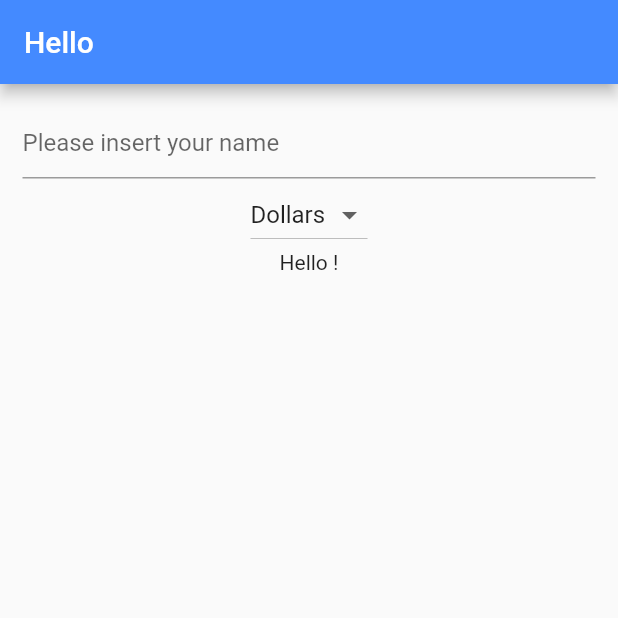
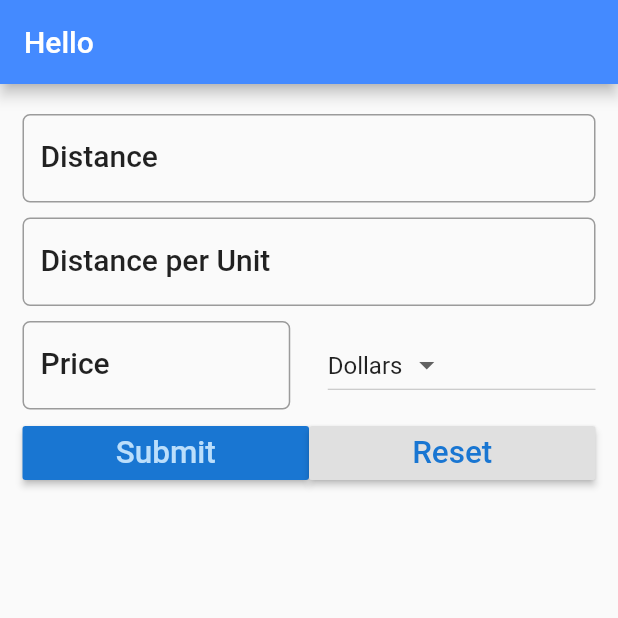
Before and after one commit to ajcastanom/pluralsight, a Flutter app: the screen it shows after launch, on a phone screen of 412 x 824 dp, the top half of it. Run offline on Flutter 3.47's test engine with Material 2 defaults, Android fonts, the phone set to English and light mode, and no system bars.

Commit message:
Se completa app trip cost

```diff
--- a/flutter/trip_cost_app/lib/main.dart
+++ b/flutter/trip_cost_app/lib/main.dart
@@ -7,28 +7,32 @@ class MyApp extends StatelessWidget {
   @override
   Widget build(BuildContext context) {
     return MaterialApp(
-      title: 'Hello you',
+      title: 'Trip Cost Calculator',
       theme: ThemeData(
         primarySwatch: Colors.blue,
       ),
-      home: new HelloYou(),
+      home: new FuelForm(),
     );
   }
 }
 
-class HelloYou extends StatefulWidget {
+class FuelForm extends StatefulWidget {
   @override
-  State<StatefulWidget> createState() => _HelloYouState();
-
+  State<StatefulWidget> createState() => _FuelFormState();
 }
 
-class _HelloYouState extends State<HelloYou> {
-  String name = '';
+class _FuelFormState extends State<FuelForm> {
+  String result = '';
   final _currencies = ['Dollars', 'Euro', 'Pounds'];
+  final double _formDistance = 5.0;
   String _currency = 'Dollars';
+  TextEditingController distanceController = TextEditingController();
+  TextEditingController avgController = TextEditingController();
+  TextEditingController priceController = TextEditingController();
 
   @override
   Widget build(BuildContext context) {
+    TextStyle textStyle = Theme.of(context).textTheme.title;
     return Scaffold(
       appBar: AppBar(
         title: Text("Hello"),
@@ -38,29 +42,100 @@ class _HelloYouState extends State<HelloYou> {
         padding: EdgeInsets.all(15.0),
         child: Column(
           children: <Widget>[
-            TextField(
+            Padding(
+                padding: EdgeInsets.only(
+                  top: _formDistance,
+                  bottom: _formDistance,
+                ),
+                child: TextField(
+                  controller: distanceController,
                   decoration: InputDecoration(
-                hintText: "Please insert your name"
+                    labelText: 'Distance',
+                    hintText: "e.g. 124",
+                    labelStyle: textStyle,
+                    border: OutlineInputBorder(
+                      borderRadius: BorderRadius.circular(5.0),
                     ),
-              onChanged: (String string) {
-                setState(() {
-                  name = string;
-                });
-              },
                   ),
-            DropdownButton<String>(
+                  keyboardType: TextInputType.number,
+                )),
+            Padding(
+                padding: EdgeInsets.only(
+                  top: _formDistance,
+                  bottom: _formDistance,
+                ),
+                child: TextField(
+                  controller: avgController,
+                  decoration: InputDecoration(
+                    labelText: 'Distance per Unit',
+                    hintText: "e.g. 17",
+                    labelStyle: textStyle,
+                    border: OutlineInputBorder(
+                      borderRadius: BorderRadius.circular(5.0),
+                    ),
+                  ),
+                  keyboardType: TextInputType.number,
+                )),
+            Padding(
+                padding: EdgeInsets.only(
+                  top: _formDistance,
+                  bottom: _formDistance,
+                ),
+                child: Row(children: <Widget>[
+                  Expanded(
+                      child: TextField(
+                    controller: priceController,
+                    decoration: InputDecoration(
+                      labelText: 'Price',
+                      hintText: "e.g. 1.65",
+                      labelStyle: textStyle,
+                      border: OutlineInputBorder(
+                        borderRadius: BorderRadius.circular(5.0),
+                      ),
+                    ),
+                    keyboardType: TextInputType.number,
+                  )),
+                  Container(width: _formDistance * 5,),
+                  Expanded(
+                      child: DropdownButton<String>(
                     items: _currencies.map((String value) {
                       return DropdownMenuItem<String>(
-                  value: value,
-                  child: Text(value)
-                );
+                          value: value, child: Text(value));
                     }).toList(),
                     value: _currency,
                     onChanged: (String value) {
                       _onDropdownChanged(value);
                     },
+                  ))
+                ])),
+            Row(children: <Widget>[
+              Expanded(child: RaisedButton(
+              color: Theme.of(context).primaryColorDark,
+              textColor: Theme.of(context).primaryColorLight,
+              onPressed: () {
+                setState(() {
+                  result = _calculate();
+                });
+              },
+              child: Text(
+                'Submit',
+                textScaleFactor: 1.5,
               ),
-            Text("Hello " + name + "!")
+            )),
+            Expanded(child: RaisedButton(
+              color: Theme.of(context).buttonColor,
+              textColor: Theme.of(context).primaryColorDark,
+              onPressed: () {
+                setState(() {
+                  _reset();
+                });
+              },
+              child: Text(
+                'Reset',
+                textScaleFactor: 1.5,
+              ),
+            ))]),
+            Text(result)
           ],
         ),
       ),
@@ -72,4 +147,25 @@ class _HelloYouState extends State<HelloYou> {
       this._currency = value;
     });
   }
+
+  String _calculate() {
+    double _distance = double.parse(distanceController.text);
+    double _fuelCost = double.parse(priceController.text);
+    double _consumption = double.parse(avgController.text);
+    double _totalCost = _distance / _consumption * _fuelCost;
+    String _result = 'The total cost of your trip is ' +
+        _totalCost.toStringAsFixed(2) +
+        ' ' +
+        _currency;
+    return _result;
   }
+
+  void _reset() {
+    distanceController.text = '';
+    priceController.text = '';
+    avgController.text = '';
+    setState(() {
+      result = '';
+    });
+  }
+}
```
Lines whose indentation alone changed are shown as unchanged.
